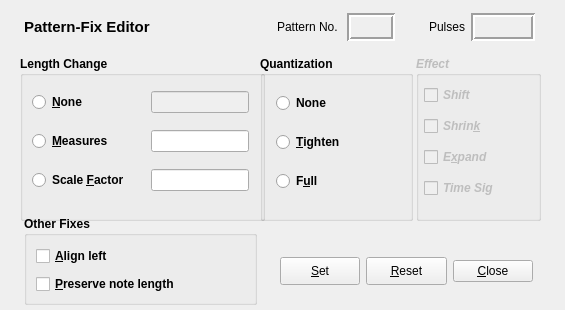
Before: the Qt Designer form seq_qt5/forms/qpatternfix.ui in ahlstromcj/seq66, drawn with Qt 5.
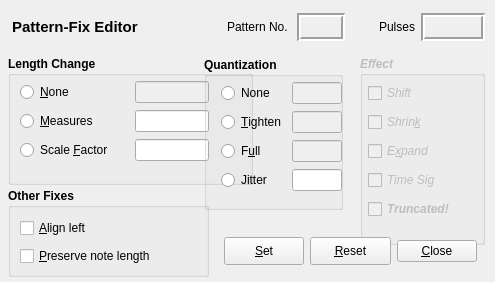
After: the same form once the commit is applied.

Commit message: Added jitter to pattern-fix, GUI fixes.

What changed in the file:
```diff
--- a/seq_qt5/forms/qpatternfix.ui
+++ b/seq_qt5/forms/qpatternfix.ui
@@ -6,19 +6,25 @@
    <rect>
     <x>0</x>
     <y>0</y>
-    <width>565</width>
-    <height>310</height>
+    <width>495</width>
+    <height>282</height>
    </rect>
   </property>
+  <property name="sizePolicy">
+   <sizepolicy hsizetype="Fixed" vsizetype="Fixed">
+    <horstretch>0</horstretch>
+    <verstretch>0</verstretch>
+   </sizepolicy>
+  </property>
   <property name="windowTitle">
    <string>Frame</string>
   </property>
   <widget class="QWidget" name="horizontalLayoutWidget">
    <property name="geometry">
     <rect>
-     <x>24</x>
+     <x>12</x>
      <y>8</y>
-     <width>511</width>
+     <width>473</width>
      <height>38</height>
     </rect>
    </property>
@@ -165,10 +171,10 @@
   <widget class="QGroupBox" name="group_box_length">
    <property name="geometry">
     <rect>
-     <x>20</x>
+     <x>8</x>
      <y>56</y>
      <width>245</width>
-     <height>165</height>
+     <height>129</height>
     </rect>
    </property>
    <property name="font">
@@ -180,13 +186,16 @@
    <property name="title">
     <string>Length Change</string>
    </property>
+   <property name="flat">
+    <bool>false</bool>
+   </property>
    <widget class="QWidget" name="layoutWidgetLength">
     <property name="geometry">
      <rect>
       <x>12</x>
       <y>24</y>
-      <width>217</width>
-      <height>125</height>
+      <width>189</width>
+      <height>85</height>
      </rect>
     </property>
     <layout class="QGridLayout" name="gridLayout">
@@ -195,6 +204,12 @@
      </property>
      <item row="0" column="0">
       <widget class="QRadioButton" name="btn_change_none">
+       <property name="font">
+        <font>
+         <weight>50</weight>
+         <bold>false</bold>
+        </font>
+       </property>
        <property name="text">
         <string>&amp;None</string>
        </property>
@@ -209,6 +224,12 @@
      </item>
      <item row="1" column="0">
       <widget class="QRadioButton" name="btn_change_pick">
+       <property name="font">
+        <font>
+         <weight>50</weight>
+         <bold>false</bold>
+        </font>
+       </property>
        <property name="text">
         <string>&amp;Measures</string>
        </property>
@@ -219,6 +240,12 @@
      </item>
      <item row="2" column="0">
       <widget class="QRadioButton" name="btn_change_scale">
+       <property name="font">
+        <font>
+         <weight>50</weight>
+         <bold>false</bold>
+        </font>
+       </property>
        <property name="text">
         <string>Scale &amp;Factor</string>
        </property>
@@ -230,68 +257,16 @@
     </layout>
    </widget>
   </widget>
-  <widget class="QGroupBox" name="group_box_quantize">
-   <property name="geometry">
-    <rect>
-     <x>260</x>
-     <y>56</y>
-     <width>153</width>
-     <height>165</height>
-    </rect>
-   </property>
-   <property name="font">
-    <font>
-     <weight>75</weight>
-     <bold>true</bold>
-    </font>
-   </property>
-   <property name="title">
-    <string>Quantization</string>
-   </property>
-   <widget class="QWidget" name="layoutWidgetQuan">
-    <property name="geometry">
-     <rect>
-      <x>16</x>
-      <y>24</y>
-      <width>121</width>
-      <height>125</height>
-     </rect>
-    </property>
-    <layout class="QVBoxLayout" name="verticalLayout">
-     <item>
-      <widget class="QRadioButton" name="btn_quan_none">
-       <property name="text">
-        <string>None</string>
-       </property>
-      </widget>
-     </item>
-     <item>
-      <widget class="QRadioButton" name="btn_quan_tighten">
-       <property name="text">
-        <string>&amp;Tighten</string>
-       </property>
-      </widget>
-     </item>
-     <item>
-      <widget class="QRadioButton" name="btn_quan_full">
-       <property name="text">
-        <string>F&amp;ull</string>
-       </property>
-      </widget>
-     </item>
-    </layout>
-   </widget>
-  </widget>
   <widget class="QGroupBox" name="group_box_effect">
    <property name="enabled">
     <bool>false</bool>
    </property>
    <property name="geometry">
     <rect>
-     <x>416</x>
+     <x>360</x>
      <y>56</y>
      <width>125</width>
-     <height>165</height>
+     <height>189</height>
     </rect>
    </property>
    <property name="font">
@@ -316,7 +291,7 @@
       <x>8</x>
       <y>24</y>
       <width>117</width>
-      <height>125</height>
+      <height>145</height>
      </rect>
     </property>
     <layout class="QVBoxLayout" name="verticalLayout_2">
@@ -327,7 +302,9 @@
        </property>
        <property name="font">
         <font>
+         <weight>50</weight>
          <italic>true</italic>
+         <bold>false</bold>
         </font>
        </property>
        <property name="text">
@@ -342,7 +319,9 @@
        </property>
        <property name="font">
         <font>
+         <weight>50</weight>
          <italic>true</italic>
+         <bold>false</bold>
         </font>
        </property>
        <property name="text">
@@ -357,7 +336,9 @@
        </property>
        <property name="font">
         <font>
+         <weight>50</weight>
          <italic>true</italic>
+         <bold>false</bold>
         </font>
        </property>
        <property name="text">
@@ -369,7 +350,9 @@
       <widget class="QCheckBox" name="btn_effect_time_sig">
        <property name="font">
         <font>
+         <weight>50</weight>
          <italic>true</italic>
+         <bold>false</bold>
         </font>
        </property>
        <property name="text">
@@ -377,15 +360,22 @@
        </property>
       </widget>
      </item>
+     <item>
+      <widget class="QCheckBox" name="btn_effect_truncate">
+       <property name="text">
+        <string>Truncated!</string>
+       </property>
+      </widget>
+     </item>
     </layout>
    </widget>
   </widget>
   <widget class="QGroupBox" name="group_box_other">
    <property name="geometry">
     <rect>
-     <x>24</x>
-     <y>216</y>
-     <width>233</width>
+     <x>8</x>
+     <y>188</y>
+     <width>201</width>
      <height>89</height>
     </rect>
    </property>
@@ -403,13 +393,19 @@
      <rect>
       <x>12</x>
       <y>28</y>
-      <width>213</width>
+      <width>185</width>
       <height>54</height>
      </rect>
     </property>
     <layout class="QVBoxLayout" name="verticalLayout_3">
      <item>
       <widget class="QCheckBox" name="btn_align_left">
+       <property name="font">
+        <font>
+         <weight>50</weight>
+         <bold>false</bold>
+        </font>
+       </property>
        <property name="text">
         <string>&amp;Align left</string>
        </property>
@@ -417,6 +413,12 @@
      </item>
      <item>
       <widget class="QCheckBox" name="btn_save_note_length">
+       <property name="font">
+        <font>
+         <weight>50</weight>
+         <bold>false</bold>
+        </font>
+       </property>
        <property name="text">
         <string>&amp;Preserve note length</string>
        </property>
@@ -428,8 +430,8 @@
   <widget class="QWidget" name="layoutWidgetAlignLeft">
    <property name="geometry">
     <rect>
-     <x>280</x>
-     <y>252</y>
+     <x>224</x>
+     <y>232</y>
      <width>253</width>
      <height>38</height>
     </rect>
@@ -476,6 +478,113 @@
     </item>
    </layout>
   </widget>
+  <widget class="QGroupBox" name="group_box_quantize">
+   <property name="geometry">
+    <rect>
+     <x>204</x>
+     <y>57</y>
+     <width>139</width>
+     <height>153</height>
+    </rect>
+   </property>
+   <property name="font">
+    <font>
+     <weight>75</weight>
+     <bold>true</bold>
+    </font>
+   </property>
+   <property name="title">
+    <string>Quantization</string>
+   </property>
+   <widget class="QWidget" name="">
+    <property name="geometry">
+     <rect>
+      <x>17</x>
+      <y>24</y>
+      <width>121</width>
+      <height>113</height>
+     </rect>
+    </property>
+    <layout class="QGridLayout" name="gridLayout_2">
+     <item row="0" column="0">
+      <widget class="QRadioButton" name="btn_quan_none">
+       <property name="font">
+        <font>
+         <weight>50</weight>
+         <bold>false</bold>
+        </font>
+       </property>
+       <property name="text">
+        <string>None</string>
+       </property>
+      </widget>
+     </item>
+     <item row="0" column="1">
+      <widget class="QLineEdit" name="line_edit_q_none">
+       <property name="enabled">
+        <bool>false</bool>
+       </property>
+      </widget>
+     </item>
+     <item row="1" column="0">
+      <widget class="QRadioButton" name="btn_quan_tighten">
+       <property name="font">
+        <font>
+         <weight>50</weight>
+         <bold>false</bold>
+        </font>
+       </property>
+       <property name="text">
+        <string>&amp;Tighten</string>
+       </property>
+      </widget>
+     </item>
+     <item row="1" column="1">
+      <widget class="QLineEdit" name="line_edit_q_tighten">
+       <property name="enabled">
+        <bool>false</bool>
+       </property>
+      </widget>
+     </item>
+     <item row="2" column="0">
+      <widget class="QRadioButton" name="btn_quan_full">
+       <property name="font">
+        <font>
+         <weight>50</weight>
+         <bold>false</bold>
+        </font>
+       </property>
+       <property name="text">
+        <string>F&amp;ull</string>
+       </property>
+      </widget>
+     </item>
+     <item row="2" column="1">
+      <widget class="QLineEdit" name="line_edit_q_full">
+       <property name="enabled">
+        <bool>false</bool>
+       </property>
+      </widget>
+     </item>
+     <item row="3" column="0">
+      <widget class="QRadioButton" name="btn_quan_jitter">
+       <property name="font">
+        <font>
+         <weight>50</weight>
+         <bold>false</bold>
+        </font>
+       </property>
+       <property name="text">
+        <string>Jitter</string>
+       </property>
+      </widget>
+     </item>
+     <item row="3" column="1">
+      <widget class="QLineEdit" name="line_edit_q_jitter"/>
+     </item>
+    </layout>
+   </widget>
+  </widget>
  </widget>
  <tabstops>
   <tabstop>btn_change_none</tabstop>
```
The commit also changes 15 other files.
